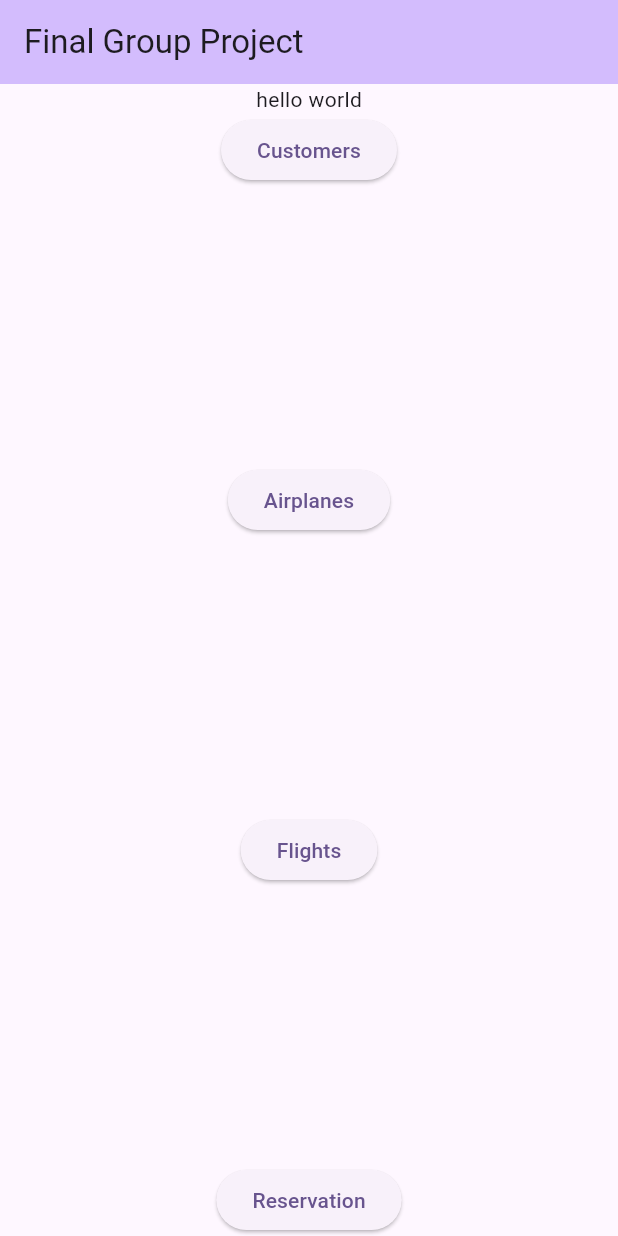
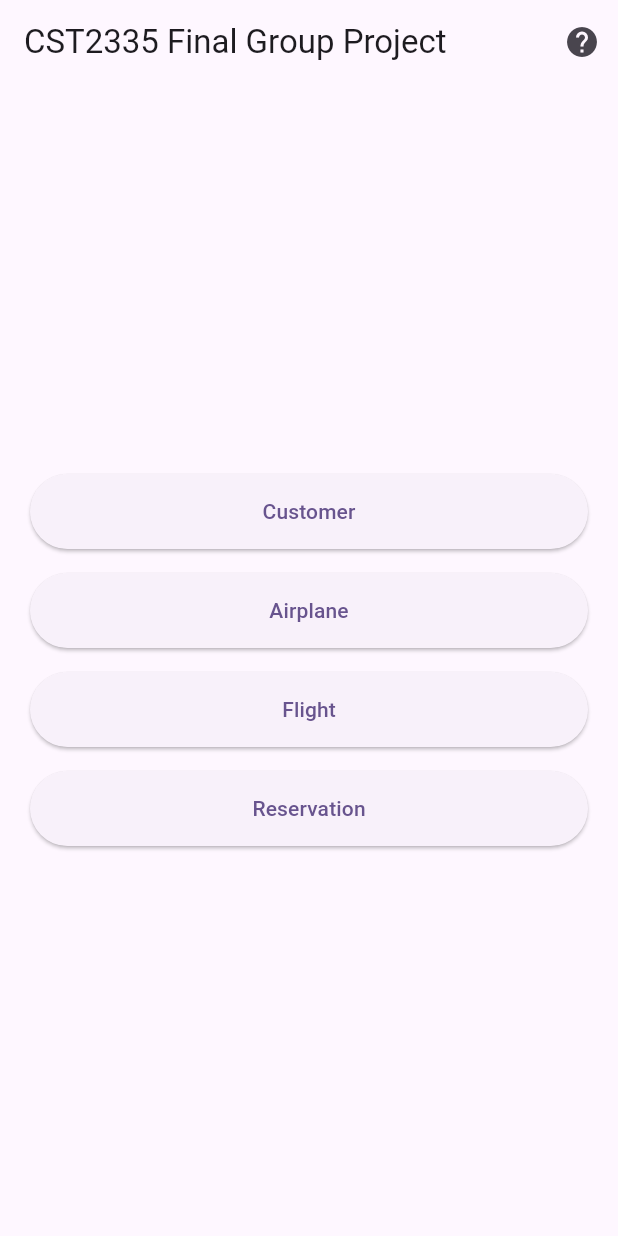
Before and after one commit to jassantos/CST2335Project, a Flutter app: the screen it shows after launch, on a phone screen of 412 x 824 dp. Run offline on Flutter 3.47's test engine with Material 3 defaults, Android fonts, the phone set to English and light mode, and no system bars.

Commit message:
Separated into folders

```diff
--- a/lib/main.dart
+++ b/lib/main.dart
@@ -1,9 +1,9 @@
 
 import 'package:flutter/material.dart';
-import 'airplane_list_page.dart';
-import 'customer_list_page.dart';
-import 'flight_list_page.dart';
-import 'reservation_page.dart';
+import 'airplane/airplane_list_page.dart';
+import 'customer/customer_list_page.dart';
+import 'flight/flight_list_page.dart';
+import 'reservation/reservation_page.dart';
 
 void main() {
   runApp(const MyApp());
@@ -14,13 +14,14 @@ class MyApp extends StatelessWidget {
   @override
   Widget build(BuildContext context) {
     return MaterialApp(
-      title: 'Flutter Demo',
+      debugShowCheckedModeBanner: false,
+      title: 'CST2335 Final Group Project',
       initialRoute: '/',
       routes: {
-        '/': (context) => const MyHomePage(title: 'Final Group Project'),
+        '/': (context) => const MyHomePage(title: 'CST2335 Final Group Project'),
         '/customer_list_page': (context) => const CustomerList(),
         '/airplane_list_page': (context) => const AirplaneList(),
-        '/flights_list_page': (context) => const FlightList(),
+        '/flight_list_page': (context) => const FlightList(),
         '/reservation_page': (context) => const Reservation(),
       },
       theme: ThemeData(
@@ -47,10 +48,12 @@ class _MyHomePageState extends State<MyHomePage> {
   void redirectAirplanes(){
     Navigator.pop(context);
     Navigator.pushNamed(context, '/airplane_list_page');
-  }  void redirectFlights(){
+  }
+  void redirectFlights(){
     Navigator.pop(context);
-    Navigator.pushNamed(context, '/flights_list_page');
-  }  void redirectReservation(){
+    Navigator.pushNamed(context, '/flight_list_page');
+  }
+  void redirectReservation(){
     Navigator.pop(context);
     Navigator.pushNamed(context, '/reservation_page');
   }
@@ -58,35 +61,74 @@ class _MyHomePageState extends State<MyHomePage> {
   @override
   Widget build(BuildContext context) {
     return Scaffold(
-
       appBar: AppBar(
-          backgroundColor: Theme.of(context).colorScheme.inversePrimary,
-          title: Text(widget.title),
+        title: Text('CST2335 Final Group Project'),
+        actions: [
+          IconButton(
+            icon: Icon(Icons.help),
+            onPressed: () {
+              showDialog(
+                context: context,
+                builder: (context) => AlertDialog(
+                  title: Text('Instructions'),
+                  content: Text('Select one of the modules to manage different aspects of the system.'),
+                  actions: [
+                    TextButton(
+                      onPressed: () => Navigator.pop(context),
+                      child: Text('OK'),
+                    ),
+                  ],
+                ),
+              );
+            },
+          ),
+        ],
       ),
       body: Center(
+        child: Padding(
+          padding: const EdgeInsets.all(20.0),
           child: Column(
-         children: [ Text("hello world"),
-                  ElevatedButton(
+            mainAxisAlignment: MainAxisAlignment.center,
+            children: [
+              SizedBox(
+                width: double.infinity,
+                height: 50,
+                child: ElevatedButton(
                   onPressed: redirectCustomers,
-                    child: const Text('Customers'),
+                  child: Text('Customer'),
                 ),
-                  Spacer(),
-                  ElevatedButton(
+              ),
+              SizedBox(height: 16),
+              SizedBox(
+                width: double.infinity,
+                height: 50,
+                child: ElevatedButton(
                   onPressed: redirectAirplanes,
-                    child: const Text('Airplanes'),
+                  child: Text('Airplane'),
                 ),
-                  Spacer(),
-                  ElevatedButton(
+              ),
+              SizedBox(height: 16),
+              SizedBox(
+                width: double.infinity,
+                height: 50,
+                child: ElevatedButton(
                   onPressed: redirectFlights,
-                    child: const Text('Flights'),
+                  child: Text('Flight'),
                 ),
-                  Spacer(),
-                  ElevatedButton(
+              ),
+              SizedBox(height: 16),
+              SizedBox(
+                width: double.infinity,
+                height: 50,
+                child: ElevatedButton(
                   onPressed: redirectReservation,
-                    child: const Text('Reservation'),
+                  child: Text('Reservation'),
                 ),
-                ]
-            )
-    ));
+              ),
+            ],
+          ),
+        ),
+      ),
+    );
   }
 }
```
Also changed, not shown: lib/airplane/airplane_list_page.dart (added, +34 -0 lines), lib/airplane_list_page.dart (deleted, +0 -25 lines), lib/customer/customer_list_page.dart (renamed from lib/customer_list_page.dart, +13 -8 lines), lib/flight/flight_list_page.dart (renamed from lib/flight_list_page.dart, +13 -8 lines), lib/reservation/reservation_page.dart (renamed from lib/reservation_page.dart, +13 -8 lines). Lines whose indentation alone changed are shown as unchanged.
